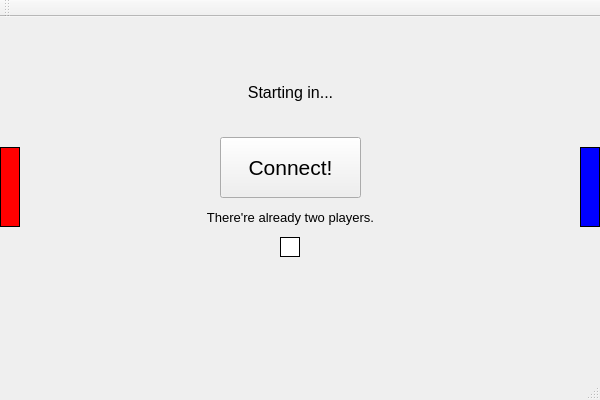
Above: PongClient/mainwindow.ui from luisaras/LAN-Pong before the change. Below: the same form after it.
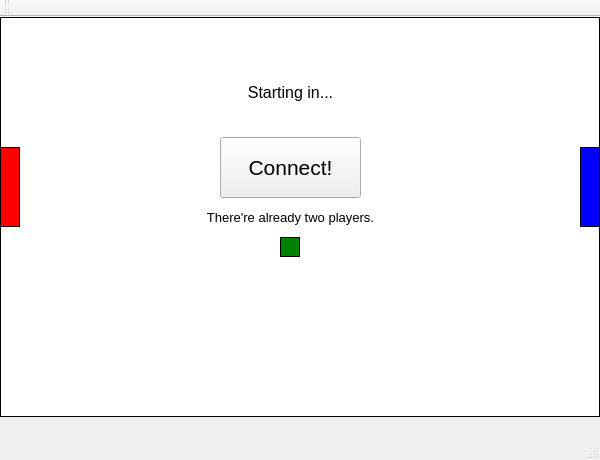
That is the form after the change.

The edit to the form file:
```diff
--- a/PongClient/mainwindow.ui
+++ b/PongClient/mainwindow.ui
@@ -7,19 +7,25 @@
     <x>0</x>
     <y>0</y>
     <width>600</width>
-    <height>400</height>
+    <height>460</height>
    </rect>
   </property>
+  <property name="sizePolicy">
+   <sizepolicy hsizetype="Fixed" vsizetype="Fixed">
+    <horstretch>0</horstretch>
+    <verstretch>0</verstretch>
+   </sizepolicy>
+  </property>
   <property name="minimumSize">
    <size>
     <width>600</width>
-    <height>400</height>
+    <height>460</height>
    </size>
   </property>
   <property name="maximumSize">
    <size>
     <width>600</width>
-    <height>400</height>
+    <height>460</height>
    </size>
   </property>
   <property name="windowTitle">
@@ -137,7 +143,7 @@
     </property>
     <property name="styleSheet">
      <string notr="true">border: 1px solid black;
-background-color: white</string>
+background-color: green</string>
     </property>
     <property name="frameShape">
      <enum>QFrame::Box</enum>
@@ -146,6 +152,30 @@
      <string/>
     </property>
    </widget>
+   <widget class="QLabel" name="background">
+    <property name="geometry">
+     <rect>
+      <x>0</x>
+      <y>0</y>
+      <width>600</width>
+      <height>400</height>
+     </rect>
+    </property>
+    <property name="styleSheet">
+     <string notr="true">background-color: white;
+border:1px solid black</string>
+    </property>
+    <property name="text">
+     <string/>
+    </property>
+   </widget>
+   <zorder>background</zorder>
+   <zorder>connectButton</zorder>
+   <zorder>warning</zorder>
+   <zorder>player1</zorder>
+   <zorder>player2</zorder>
+   <zorder>startText</zorder>
+   <zorder>ball</zorder>
   </widget>
   <widget class="QMenuBar" name="menuBar">
    <property name="geometry">
```
